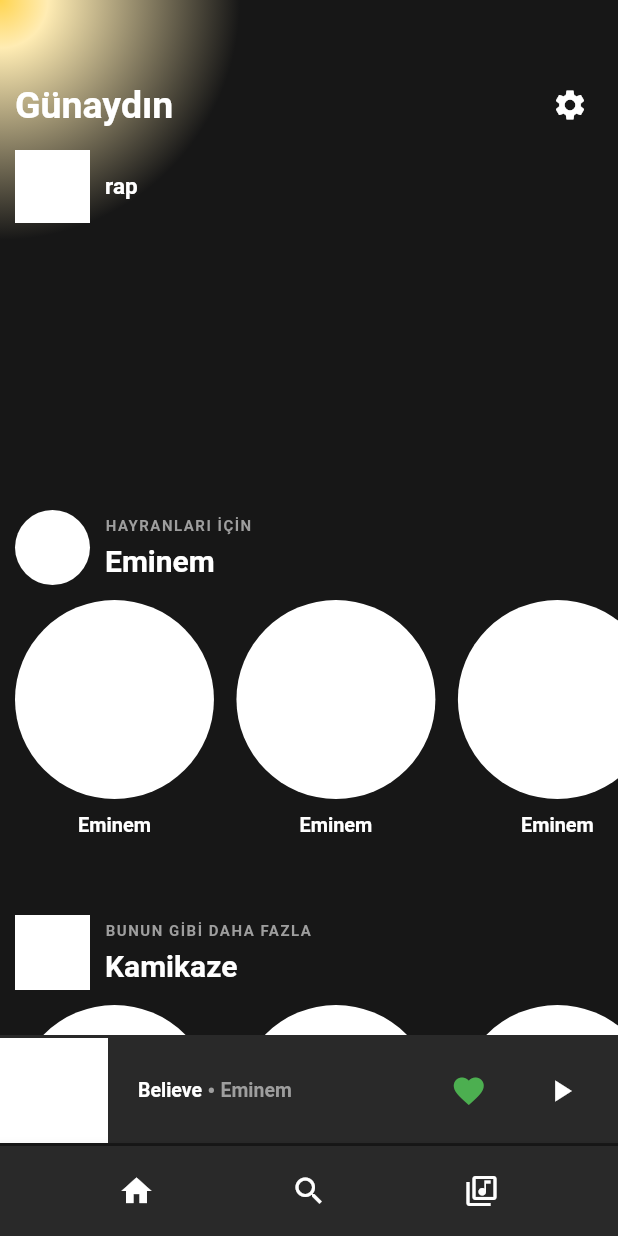
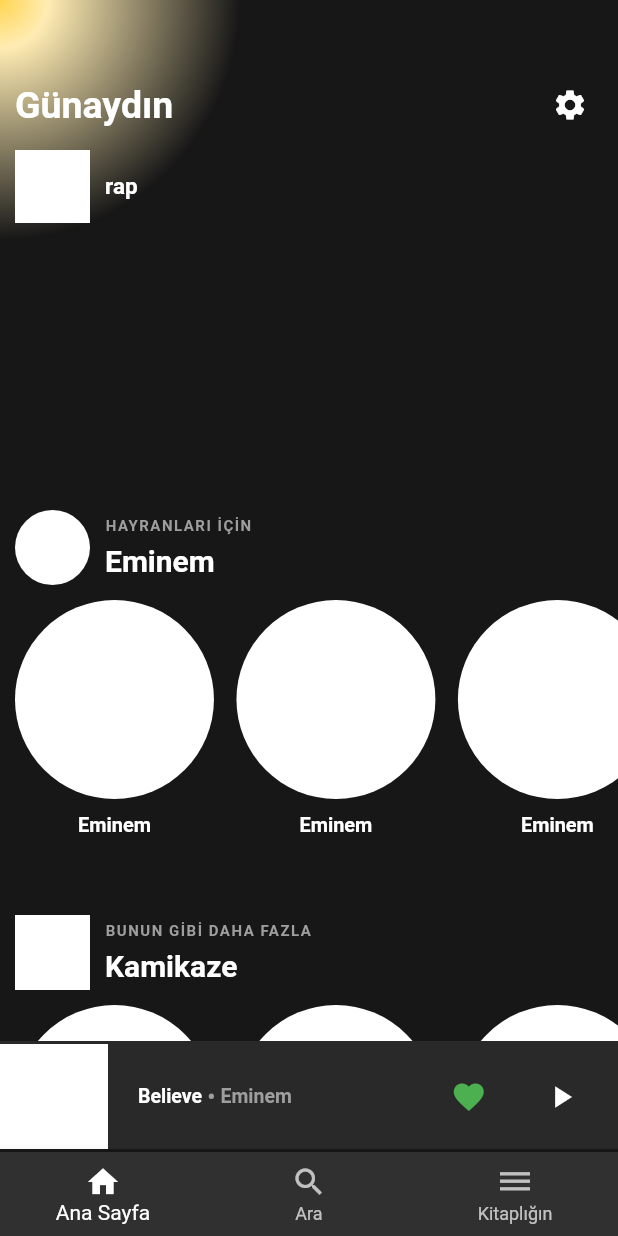
Before and after one commit to frost768/musify, a Flutter app: the screen it shows after launch, after a tap on the "favorite outline" icon, on a phone screen of 412 x 824 dp. Run offline on Flutter 3.47's test engine with Material 2 defaults, Android fonts, the phone set to English and light mode, and no system bars; our stand-ins replace get.

```diff
--- a/lib/components/bottom_nav_bar.dart
+++ b/lib/components/bottom_nav_bar.dart
@@ -3,24 +3,27 @@ import 'package:spotify_clone/components/player_narrow.dart';
 import 'package:spotify_clone/core/app.dart';
 import 'package:spotify_clone/views/views.dart';
 
-class BottomNavBar extends StatelessWidget {
+class BottomNavBar extends StatefulWidget {
   BottomNavBar({Key? key}) : super(key: key);
+
+  @override
+  _BottomNavBarState createState() => _BottomNavBarState();
+}
+
+class _BottomNavBarState extends State<BottomNavBar> {
+  int currentIndex = 0;
   get _icons => [
-        IconButton(
-            onPressed: () => onPageChange(0),
+        BottomNavigationBarItem(
+            label: 'Ana Sayfa',
             icon: Icon(
               Icons.home,
             )),
-        IconButton(
-            onPressed: () => onPageChange(1),
+        BottomNavigationBarItem(
+            label: 'Ara',
             icon: Icon(
               Icons.search,
             )),
-        IconButton(
-            onPressed: () => onPageChange(2),
-            icon: Icon(
-              Icons.library_music_outlined,
-            )),
+        BottomNavigationBarItem(label: 'Kitaplığın', icon: Icon(Icons.dehaze)),
       ];
 
   @override
@@ -35,15 +38,16 @@ class BottomNavBar extends StatelessWidget {
             height: 2,
             color: kMainBackColor,
           ),
-          BottomAppBar(
-            color: kMainColor,
-            child: SizedBox(
-              height: kBottomSideItemHeight,
-              child: Row(
-                mainAxisAlignment: MainAxisAlignment.spaceEvenly,
-                children: _icons,
-              ),
-            ),
+          BottomNavigationBar(
+            onTap: (value) {
+              setState(() {
+                currentIndex = value;
+              });
+              onPageChange(value);
+            },
+            selectedItemColor: Colors.white,
+            currentIndex: currentIndex,
+            items: _icons,
           ),
         ],
       ),
--- a/lib/core/consts.dart
+++ b/lib/core/consts.dart
@@ -5,23 +5,21 @@ const kMainColor = Color(0xff292929);
 const kPlayerNarrowHeight = 72.0;
 const kPlayerElapsedTimeNarrowHeight = 2.0;
 const kBottomSideItemHeight = 60.0;
-const kBottomSideTotalHeight = 134.0;
+const kBottomSideTotalHeight = 130.0;
 const kMainBackColor = Color(0xff171717);
 const kMarginLeft10 = EdgeInsets.only(left: 10);
 const kMarginTop10 = EdgeInsets.only(top: 10);
-const TextStyle kHeadingTitle =
-    TextStyle(fontWeight: FontWeight.bold, fontSize: 25);
-const TextStyle kTableTitle =
-    TextStyle(fontWeight: FontWeight.bold, fontSize: 15);
-const TextStyle kLibraryTabStyle =
-    TextStyle(fontWeight: FontWeight.bold, fontSize: 14);
-const TextStyle kLibraryHeaderTabStyle =
+const kPlayerTimeStringStyle = TextStyle(fontSize: 12, color: Colors.grey);
+const kHeadingTitle = TextStyle(fontWeight: FontWeight.bold, fontSize: 25);
+const kTableTitle = TextStyle(fontWeight: FontWeight.bold, fontSize: 15);
+const kLibraryTabStyle = TextStyle(fontWeight: FontWeight.bold, fontSize: 14);
+const kLibraryHeaderTabStyle =
     TextStyle(color: Colors.grey, fontWeight: FontWeight.bold, fontSize: 28);
-const TextStyle kCreatePlayListTitleStyle =
+const kCreatePlayListTitleStyle =
     TextStyle(color: Colors.white, fontWeight: FontWeight.bold, fontSize: 18);
-const TextStyle kCreatePlayListButtonCancelTextStyle =
+const kCreatePlayListButtonCancelTextStyle =
     TextStyle(color: Colors.white70, fontSize: 13);
-const TextStyle kCreatePlayListButtonCreateTextStyle =
+const kCreatePlayListButtonCreateTextStyle =
     TextStyle(color: Colors.green, fontSize: 13);
-const TextStyle kCreatePlaylistSearchTextStyle =
+const kCreatePlaylistSearchTextStyle =
     TextStyle(color: Colors.white, fontSize: 30);
```
